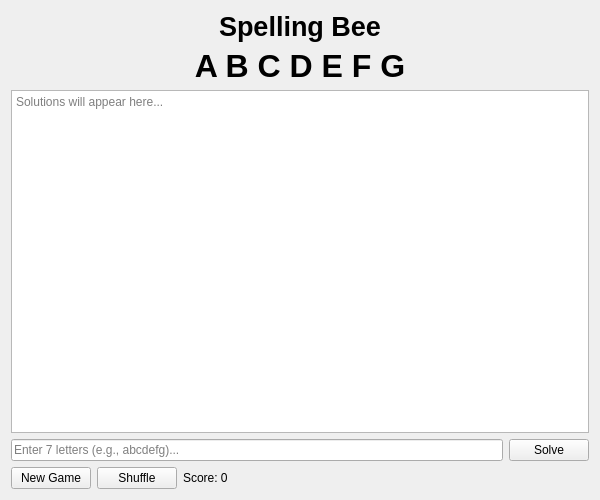
Qt form src/gui/SpellingBeeWidget.ui (satsinush/word-games) before a commit.
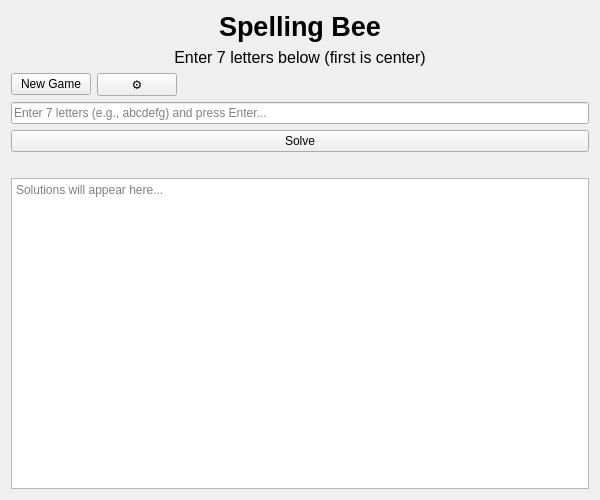
The same form after that commit.

Patch:
```diff
--- a/src/gui/SpellingBeeWidget.ui
+++ b/src/gui/SpellingBeeWidget.ui
@@ -35,13 +35,11 @@
     <widget class="QLabel" name="lettersLabel">
      <property name="font">
       <font>
-       <pointsize>24</pointsize>
-       <weight>75</weight>
-       <bold>true</bold>
+       <pointsize>12</pointsize>
       </font>
      </property>
      <property name="text">
-      <string>A B C D E F G</string>
+      <string>Enter 7 letters below (first is center)</string>
      </property>
      <property name="alignment">
       <set>Qt::AlignCenter</set>
@@ -49,35 +47,7 @@
     </widget>
    </item>
    <item>
-    <widget class="QTextEdit" name="outputArea">
-     <property name="readOnly">
-      <bool>true</bool>
-     </property>
-     <property name="placeholderText">
-      <string>Solutions will appear here...</string>
-     </property>
-    </widget>
-   </item>
-   <item>
-    <layout class="QHBoxLayout" name="inputLayout">
-     <item>
-      <widget class="QLineEdit" name="inputField">
-       <property name="placeholderText">
-        <string>Enter 7 letters (e.g., abcdefg)...</string>
-       </property>
-      </widget>
-     </item>
-     <item>
-      <widget class="QPushButton" name="submitBtn">
-       <property name="text">
-        <string>Solve</string>
-       </property>
-      </widget>
-     </item>
-    </layout>
-   </item>
-   <item>
-    <layout class="QHBoxLayout" name="controlLayout">
+    <layout class="QHBoxLayout" name="topControlLayout">
      <item>
       <widget class="QPushButton" name="newGameBtn">
        <property name="text">
@@ -88,19 +58,12 @@
      <item>
       <widget class="QPushButton" name="shuffleBtn">
        <property name="text">
-        <string>Shuffle</string>
+        <string>⚙</string>
        </property>
       </widget>
      </item>
      <item>
-      <widget class="QLabel" name="scoreLabel">
-       <property name="text">
-        <string>Score: 0</string>
-       </property>
-      </widget>
-     </item>
-     <item>
-      <spacer name="horizontalSpacer">
+      <spacer name="topHorizontalSpacer">
        <property name="orientation">
         <enum>Qt::Horizontal</enum>
        </property>
@@ -114,6 +77,40 @@
      </item>
     </layout>
    </item>
+   <item>
+    <widget class="QLineEdit" name="inputField">
+     <property name="placeholderText">
+      <string>Enter 7 letters (e.g., abcdefg) and press Enter...</string>
+     </property>
+    </widget>
+   </item>
+   <item>
+    <widget class="QPushButton" name="submitBtn">
+     <property name="text">
+      <string>Solve</string>
+     </property>
+    </widget>
+   </item>
+   <item>
+    <widget class="QLabel" name="scoreLabel">
+     <property name="text">
+      <string></string>
+     </property>
+     <property name="alignment">
+      <set>Qt::AlignCenter</set>
+     </property>
+    </widget>
+   </item>
+   <item>
+    <widget class="QTextEdit" name="outputArea">
+     <property name="readOnly">
+      <bool>true</bool>
+     </property>
+     <property name="placeholderText">
+      <string>Solutions will appear here...</string>
+     </property>
+    </widget>
+   </item>
   </layout>
  </widget>
  <resources/>
```
